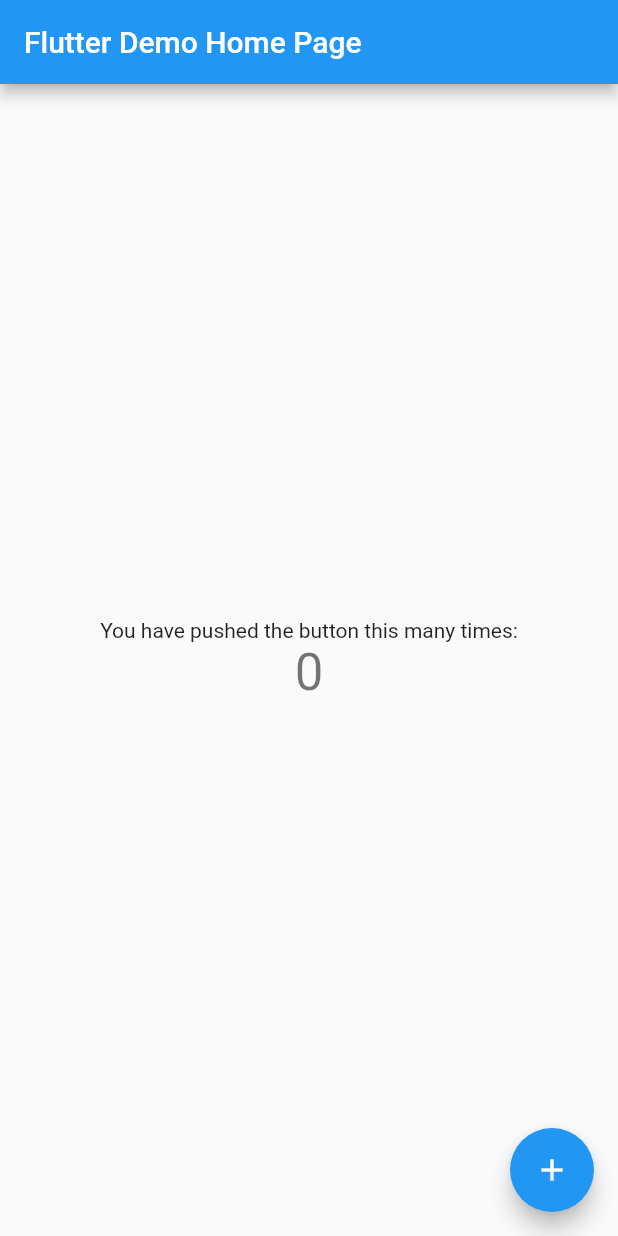
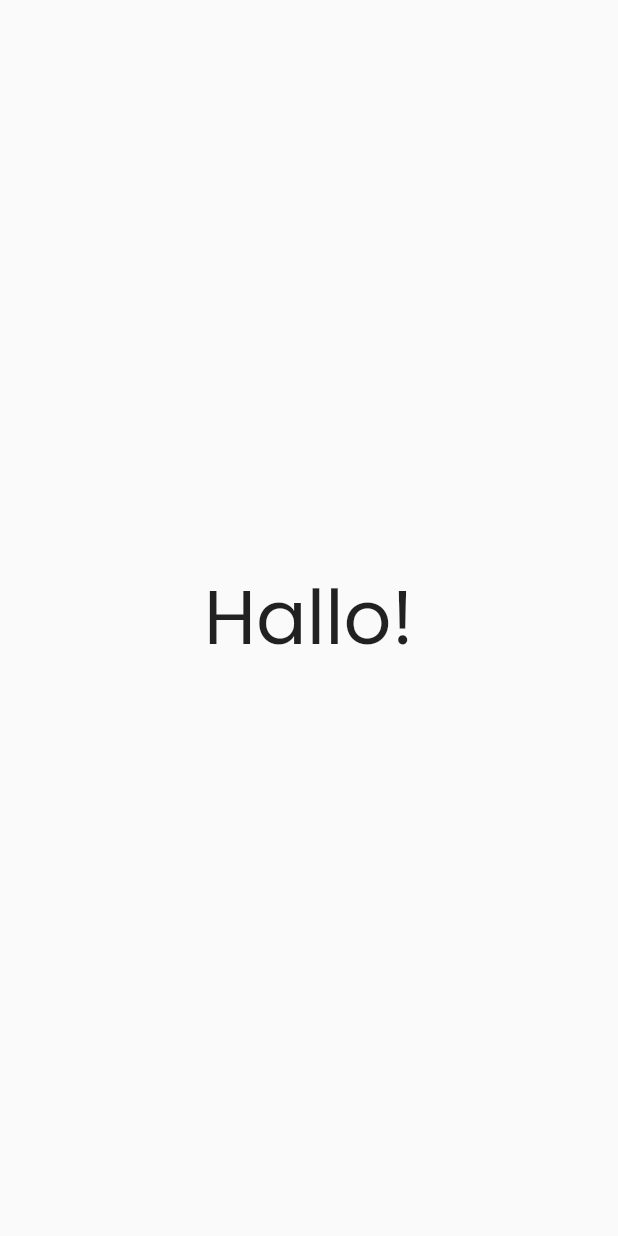
Before and after one commit to soulofjava/shamo-frontend, a Flutter app: the screen it shows after launch, on a phone screen of 412 x 824 dp. Run offline on Flutter 3.47's test engine with Material 2 defaults, Android fonts, the phone set to English and light mode, and no system bars; our stand-ins replace google_fonts.

Commit message:
import google fonts

```diff
--- a/lib/main.dart
+++ b/lib/main.dart
@@ -1,115 +1,32 @@
 import 'package:flutter/material.dart';
+import 'package:google_fonts/google_fonts.dart';
 
-void main() {
-  runApp(const MyApp());
-}
+void main() => runApp(MyApp());
 
 class MyApp extends StatelessWidget {
-  const MyApp({Key? key}) : super(key: key);
+  // const MyApp({Key? key}) : super(key: key);
 
-  // This widget is the root of your application.
   @override
   Widget build(BuildContext context) {
     return MaterialApp(
-      title: 'Flutter Demo',
-      theme: ThemeData(
-        // This is the theme of your application.
-        //
-        // Try running your application with "flutter run". You'll see the
-        // application has a blue toolbar. Then, without quitting the app, try
-        // changing the primarySwatch below to Colors.green and then invoke
-        // "hot reload" (press "r" in the console where you ran "flutter run",
-        // or simply save your changes to "hot reload" in a Flutter IDE).
-        // Notice that the counter didn't reset back to zero; the application
-        // is not restarted.
-        primarySwatch: Colors.blue,
-      ),
-      home: const MyHomePage(title: 'Flutter Demo Home Page'),
+      debugShowCheckedModeBanner: false,
+      home: HomePage(),
     );
   }
 }
 
-class MyHomePage extends StatefulWidget {
-  const MyHomePage({Key? key, required this.title}) : super(key: key);
-
-  // This widget is the home page of your application. It is stateful, meaning
-  // that it has a State object (defined below) that contains fields that affect
-  // how it looks.
-
-  // This class is the configuration for the state. It holds the values (in this
-  // case the title) provided by the parent (in this case the App widget) and
-  // used by the build method of the State. Fields in a Widget subclass are
-  // always marked "final".
-
-  final String title;
-
-  @override
-  State<MyHomePage> createState() => _MyHomePageState();
-}
-
-class _MyHomePageState extends State<MyHomePage> {
-  int _counter = 0;
-
-  void _incrementCounter() {
-    setState(() {
-      // This call to setState tells the Flutter framework that something has
-      // changed in this State, which causes it to rerun the build method below
-      // so that the display can reflect the updated values. If we changed
-      // _counter without calling setState(), then the build method would not be
-      // called again, and so nothing would appear to happen.
-      _counter++;
-    });
-  }
+class HomePage extends StatelessWidget {
+  // const HomePage({Key? key}) : super(key: key);
 
   @override
   Widget build(BuildContext context) {
-    // This method is rerun every time setState is called, for instance as done
-    // by the _incrementCounter method above.
-    //
-    // The Flutter framework has been optimized to make rerunning build methods
-    // fast, so that you can just rebuild anything that needs updating rather
-    // than having to individually change instances of widgets.
     return Scaffold(
-      appBar: AppBar(
-        // Here we take the value from the MyHomePage object that was created by
-        // the App.build method, and use it to set our appbar title.
-        title: Text(widget.title),
-      ),
       body: Center(
-        // Center is a layout widget. It takes a single child and positions it
-        // in the middle of the parent.
-        child: Column(
-          // Column is also a layout widget. It takes a list of children and
-          // arranges them vertically. By default, it sizes itself to fit its
-          // children horizontally, and tries to be as tall as its parent.
-          //
-          // Invoke "debug painting" (press "p" in the console, choose the
-          // "Toggle Debug Paint" action from the Flutter Inspector in Android
-          // Studio, or the "Toggle Debug Paint" command in Visual Studio Code)
-          // to see the wireframe for each widget.
-          //
-          // Column has various properties to control how it sizes itself and
-          // how it positions its children. Here we use mainAxisAlignment to
-          // center the children vertically; the main axis here is the vertical
-          // axis because Columns are vertical (the cross axis would be
-          // horizontal).
-          mainAxisAlignment: MainAxisAlignment.center,
-          children: <Widget>[
-            const Text(
-              'You have pushed the button this many times:',
-            ),
-            Text(
-              '$_counter',
-              style: Theme.of(context).textTheme.headline4,
-            ),
-          ],
+        child: Text(
+          'Hallo!',
+          style: GoogleFonts.poppins(fontSize: 50),
         ),
       ),
-      floatingActionButton: FloatingActionButton(
-        onPressed: _incrementCounter,
-        tooltip: 'Increment',
-        child: const Icon(Icons.add),
-      ), // This trailing comma makes auto-formatting nicer for build methods.
     );
   }
 }
--- a/pubspec.yaml
+++ b/pubspec.yaml
@@ -34,6 +34,7 @@ dependencies:
   # The following adds the Cupertino Icons font to your application.
   # Use with the CupertinoIcons class for iOS style icons.
   cupertino_icons: ^1.0.2
+  google_fonts: ^3.0.1
 
 dev_dependencies:
   flutter_test:
```
Also changed, not shown: pubspec.lock, 1 other file.
